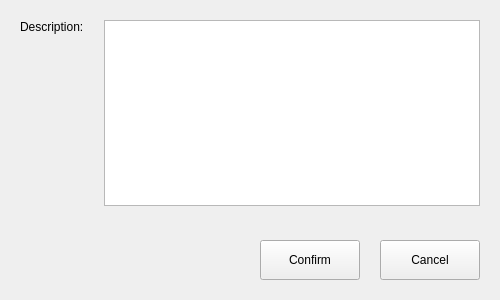
Before: the Qt Designer form src/pages/container/container-manager/container-backup-operate-dialog.ui in openeuler-mirror/ks-scmc-gui, drawn with Qt 5.
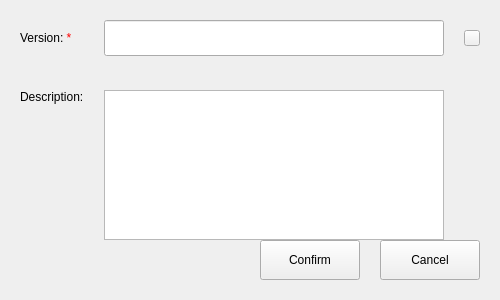
After: the same form once the commit is applied.

Commit message:
fix(backup):add backup version when create backup and update backup table
- 在创建时添加备份版本输入框，根据需求更新备份列表

relate #61174

```diff
--- a/src/pages/container/container-manager/container-backup-operate-dialog.ui
+++ b/src/pages/container/container-manager/container-backup-operate-dialog.ui
@@ -47,9 +47,32 @@
       <number>20</number>
      </property>
      <property name="verticalSpacing">
-      <number>0</number>
+      <number>10</number>
      </property>
+     <item row="3" column="1">
+      <spacer name="verticalSpacer">
+       <property name="orientation">
+        <enum>Qt::Vertical</enum>
+       </property>
+       <property name="sizeHint" stdset="0">
+        <size>
+         <width>20</width>
+         <height>40</height>
+        </size>
+       </property>
+      </spacer>
+     </item>
      <item row="0" column="0">
+      <widget class="QLabel" name="label">
+       <property name="text">
+        <string>Version:  &lt;font color=red&gt;*&lt;/font&gt;</string>
+       </property>
+      </widget>
+     </item>
+     <item row="2" column="1">
+      <widget class="QTextEdit" name="textEdit_desc"/>
+     </item>
+     <item row="2" column="0">
       <widget class="QLabel" name="label_2">
        <property name="text">
         <string>Description:</string>
@@ -59,21 +82,50 @@
        </property>
       </widget>
      </item>
-     <item row="1" column="1">
-      <spacer name="verticalSpacer">
-       <property name="orientation">
-        <enum>Qt::Vertical</enum>
-       </property>
-       <property name="sizeHint" stdset="0">
-        <size>
-         <width>20</width>
-         <height>40</height>
-        </size>
-       </property>
-      </spacer>
-     </item>
      <item row="0" column="1">
-      <widget class="QTextEdit" name="textEdit_desc"/>
+      <widget class="QLineEdit" name="lineEdit_version">
+       <property name="minimumSize">
+        <size>
+         <width>0</width>
+         <height>36</height>
+        </size>
+       </property>
+       <property name="maximumSize">
+        <size>
+         <width>16777215</width>
+         <height>36</height>
+        </size>
+       </property>
+      </widget>
+     </item>
+     <item row="0" column="2">
+      <widget class="QToolButton" name="btn_tip">
+       <property name="minimumSize">
+        <size>
+         <width>16</width>
+         <height>16</height>
+        </size>
+       </property>
+       <property name="maximumSize">
+        <size>
+         <width>16</width>
+         <height>16</height>
+        </size>
+       </property>
+       <property name="focusPolicy">
+        <enum>Qt::NoFocus</enum>
+       </property>
+       <property name="text">
+        <string/>
+       </property>
+      </widget>
+     </item>
+     <item row="1" column="1">
+      <widget class="QLabel" name="label_tip_version">
+       <property name="text">
+        <string/>
+       </property>
+      </widget>
      </item>
     </layout>
    </item>
```
Left out of the diff: 7 changed lines with no effect on the pictures. The commit also changes 2 other files.
